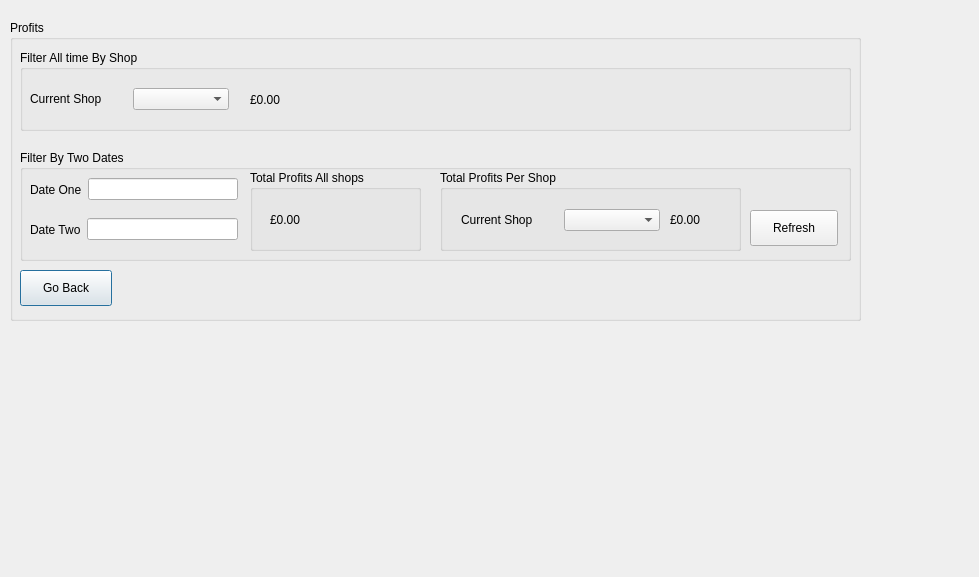
Slavyana-c/16-Cycles, file QtApplication/16Cycles/profits.ui: the form before one commit.
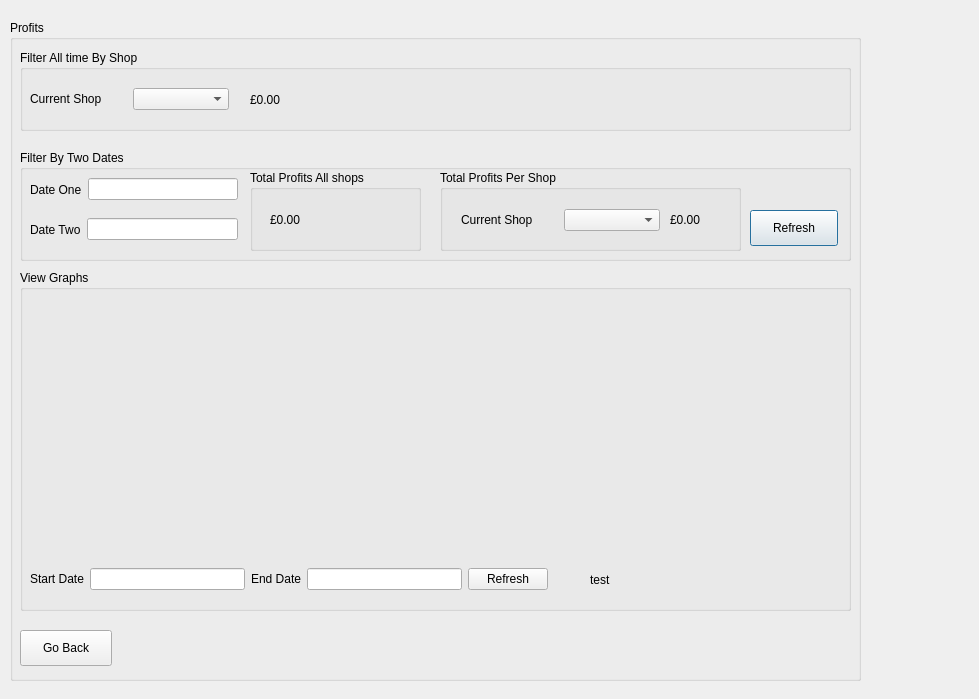
The form after the commit. Custom widgets are drawn as their Qt base class.

Commit message: add a plot to profits and the ability to create graphs from different time periods. Currently only all shops plotted

The edit to the form file:
```diff
--- a/QtApplication/16Cycles/profits.ui
+++ b/QtApplication/16Cycles/profits.ui
@@ -7,7 +7,7 @@
     <x>0</x>
     <y>0</y>
     <width>979</width>
-    <height>577</height>
+    <height>699</height>
    </rect>
   </property>
   <property name="windowTitle">
@@ -19,25 +19,12 @@
      <x>10</x>
      <y>20</y>
      <width>851</width>
-     <height>301</height>
+     <height>661</height>
     </rect>
    </property>
    <property name="title">
     <string>Profits</string>
    </property>
-   <widget class="QPushButton" name="goBackButton">
-    <property name="geometry">
-     <rect>
-      <x>10</x>
-      <y>250</y>
-      <width>92</width>
-      <height>36</height>
-     </rect>
-    </property>
-    <property name="text">
-     <string>Go Back</string>
-    </property>
-   </widget>
    <widget class="QGroupBox" name="filterTwoDatesGroupBox">
     <property name="geometry">
      <rect>
@@ -239,16 +226,94 @@
      </layout>
     </widget>
    </widget>
-  </widget>
-  <widget class="QCustomPlot" name="graph" native="true">
-   <property name="geometry">
-    <rect>
-     <x>20</x>
-     <y>360</y>
-     <width>311</width>
-     <height>191</height>
-    </rect>
-   </property>
+   <widget class="QGroupBox" name="groupBox_3">
+    <property name="geometry">
+     <rect>
+      <x>10</x>
+      <y>250</y>
+      <width>831</width>
+      <height>341</height>
+     </rect>
+    </property>
+    <property name="title">
+     <string>View Graphs</string>
+    </property>
+    <widget class="QCustomPlot" name="plot" native="true">
+     <property name="geometry">
+      <rect>
+       <x>10</x>
+       <y>30</y>
+       <width>801</width>
+       <height>241</height>
+      </rect>
+     </property>
+    </widget>
+    <widget class="QLabel" name="label">
+     <property name="geometry">
+      <rect>
+       <x>570</x>
+       <y>300</y>
+       <width>281</width>
+       <height>20</height>
+      </rect>
+     </property>
+     <property name="text">
+      <string>test</string>
+     </property>
+    </widget>
+    <widget class="QWidget" name="">
+     <property name="geometry">
+      <rect>
+       <x>10</x>
+       <y>290</y>
+       <width>518</width>
+       <height>38</height>
+      </rect>
+     </property>
+     <layout class="QHBoxLayout" name="horizontalLayout_5">
+      <item>
+       <widget class="QLabel" name="startDateLabel">
+        <property name="text">
+         <string>Start Date</string>
+        </property>
+       </widget>
+      </item>
+      <item>
+       <widget class="QLineEdit" name="startDateLineEdit"/>
+      </item>
+      <item>
+       <widget class="QLabel" name="EndDateLabel">
+        <property name="text">
+         <string>End Date</string>
+        </property>
+       </widget>
+      </item>
+      <item>
+       <widget class="QLineEdit" name="endDateLineEdit"/>
+      </item>
+      <item>
+       <widget class="QPushButton" name="graphsRefreshButton">
+        <property name="text">
+         <string>Refresh</string>
+        </property>
+       </widget>
+      </item>
+     </layout>
+    </widget>
+   </widget>
+   <widget class="QPushButton" name="goBackButton">
+    <property name="geometry">
+     <rect>
+      <x>10</x>
+      <y>610</y>
+      <width>92</width>
+      <height>36</height>
+     </rect>
+    </property>
+    <property name="text">
+     <string>Go Back</string>
+    </property>
+   </widget>
   </widget>
  </widget>
  <customwidgets>
```
The commit also changes 3 other files.
